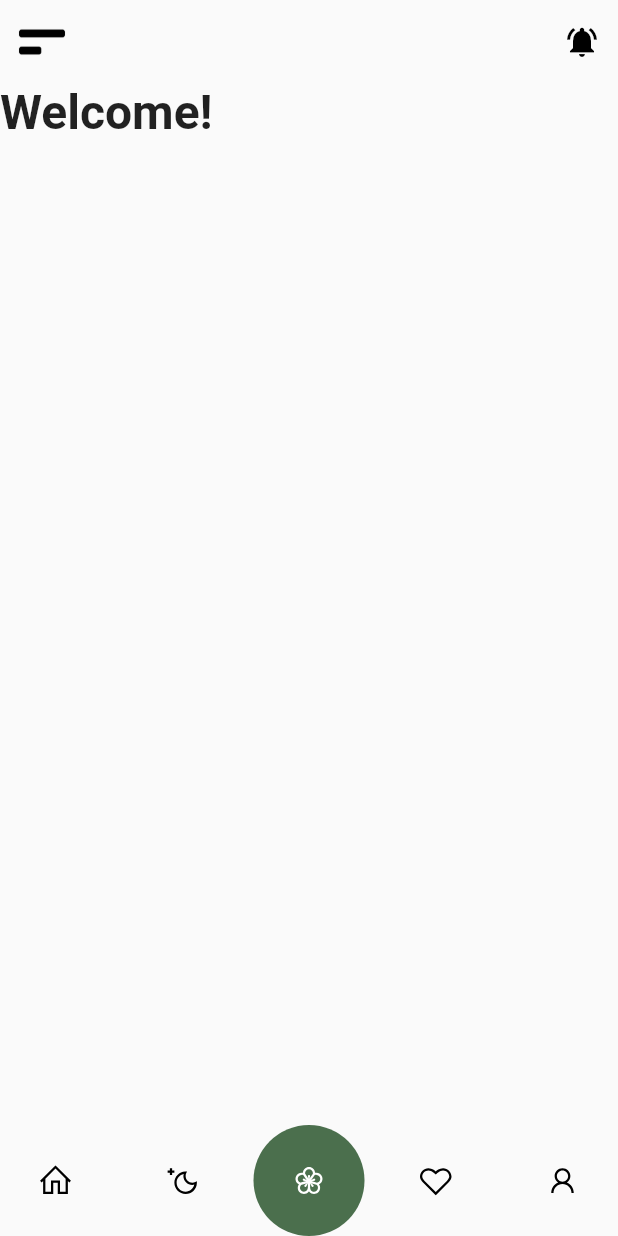
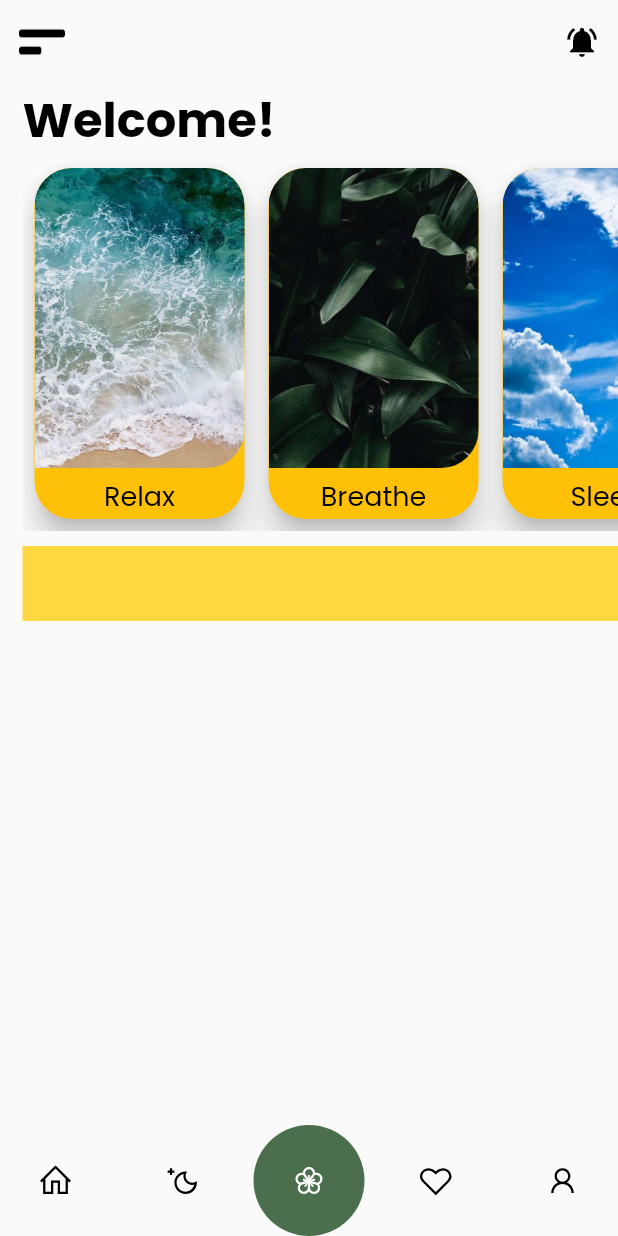
Before and after one commit to Maxvyr/meditation_app, a Flutter app: the screen it shows after launch, on a phone screen of 412 x 824 dp. Run offline on Flutter 3.47's test engine with Material 2 defaults, Android fonts, the phone set to English and light mode, and no system bars; drawn by our look-alikes of google_nav_bar; our stand-ins replace flutter_riverpod, google_fonts, line_icons.

Commit message:
:art: :sparkles: :lipstick: add list lesson meditation

```diff
--- a/lib/controller/custom_colors.dart
+++ b/lib/controller/custom_colors.dart
@@ -4,6 +4,7 @@ class CustomColor {
   static const Color greenMain = Color(0xff4b6f4d);
   static const Color black = Colors.black;
   static const Color white = Colors.white;
+  static const Color transparent = Colors.transparent;
   static Color green300 = Colors.green[300]!;
   static Color green100 = Colors.green[100]!;
 
--- a/lib/controller/custom_img.dart
+++ b/lib/controller/custom_img.dart
@@ -1,5 +1,17 @@
 import 'package:flutter/material.dart';
 
 class CustomImg {
-  static final iconDrawer = Image.asset("assets/img/iconDrawer.png");
+  static final iconDrawer = Image.asset("assets/img/icon_drawer.png");
+  static final relaxImgMediation = Image.asset(
+    "assets/img/relax_img.jpg",
+    fit: BoxFit.cover,
+  );
+  static final breatheImgMediation = Image.asset(
+    "assets/img/breathe_img.jpg",
+    fit: BoxFit.cover,
+  );
+  static final sleepImgMediation = Image.asset(
+    "assets/img/sleep_img.jpg",
+    fit: BoxFit.cover,
+  );
 }
--- a/lib/main.dart
+++ b/lib/main.dart
@@ -1,11 +1,17 @@
 import 'package:flutter/material.dart';
+import 'package:flutter_riverpod/flutter_riverpod.dart';
 import 'package:meditation_design_app/controller/custom_colors.dart';
 import 'package:meditation_design_app/views/main_controller.dart';
 
 // this exemple https://dribbble.com/shots/15805162-Meditation-App
+// https://cdn.dribbble.com/users/5031392/screenshots/15805162/media/34b72118ee3cf549e105cc99687f50fc.png
 
 void main() {
-  runApp(MyApp());
+  runApp(
+    ProviderScope(
+      child: MyApp(),
+    ),
+  );
 }
 
 class MyApp extends StatelessWidget {
--- /dev/null
+++ b/lib/models/lesson_meditation.dart
@@ -0,0 +1,17 @@
+import 'package:flutter/material.dart';
+
+class LessonMeditation {
+  late Image img;
+  late int timer;
+  late String title;
+  late String desc;
+  late bool isFav;
+
+  LessonMeditation({
+    required this.title,
+    required this.desc,
+    required this.img,
+    required this.timer,
+    this.isFav = false,
+  });
+}
--- /dev/null
+++ b/lib/repository/dummy_list.dart
@@ -0,0 +1,31 @@
+import 'dart:io';
+
+import 'package:meditation_design_app/controller/custom_img.dart';
+import 'package:meditation_design_app/models/lesson_meditation.dart';
+
+class DummyAPI {
+  static final LessonMeditation _relaxMeditation = LessonMeditation(
+    title: "Relax",
+    desc: "Release the tension",
+    img: CustomImg.relaxImgMediation,
+    timer: 180,
+  );
+  static final LessonMeditation _breatheMeditation = LessonMeditation(
+    title: "Breathe",
+    desc: "Nature",
+    img: CustomImg.breatheImgMediation,
+    timer: 500,
+  );
+  static final LessonMeditation _sleepMeditation = LessonMeditation(
+    title: "Sleep",
+    desc: "Perfect befor spend a good night",
+    img: CustomImg.sleepImgMediation,
+    timer: 360,
+  );
+
+  static List<LessonMeditation> dummyMeditationList = [
+    _relaxMeditation,
+    _breatheMeditation,
+    _sleepMeditation,
+  ];
+}
--- a/lib/views/mediations_page.dart
+++ b/lib/views/mediations_page.dart
@@ -1,38 +1,50 @@
 import 'package:flutter/foundation.dart';
 import 'package:flutter/material.dart';
-import 'package:flutter_riverpod/flutter_riverpod.dart';
+import 'package:meditation_design_app/repository/dummy_list.dart';
+import 'package:meditation_design_app/views/widget/card_tile.dart';
+import 'package:meditation_design_app/views/widget/text_custom.dart';
 
-class MeditationsPage extends StatelessWidget{
+class MeditationsPage extends StatelessWidget {
   const MeditationsPage({Key? key}) : super(key: key);
 
   @override
-  Widget build(BuildContext context) {
+  Widget build(BuildContext contexth) {
     // User Hero pour open Page
     return Scaffold(
       body: SafeArea(
-        child: Column(
-          crossAxisAlignment: CrossAxisAlignment.start,
-          children: const [
-            Text(
-              "Welcome!",
-              style: TextStyle(
+        child: Padding(
+          padding: const EdgeInsets.only(left: 15.0),
+          child: Column(
+            crossAxisAlignment: CrossAxisAlignment.start,
+            children: [
+              CustomText(
+                data: "Welcome!",
                 fontSize: 32.0,
                 fontWeight: FontWeight.w700,
               ),
-            ),
-            // ListView.builder(
-            //   itemCount: 12,
-            //   scrollDirection: Axis.horizontal,
-            //   shrinkWrap: true,
-            //   itemBuilder: (context, index) {
-            //     final card = Card(
-            //       child: Text("Bjr $index"),
-            //     );
+              SizedBox(
+                height: 250.0,
+                child: ListView.builder(
+                  itemCount: DummyAPI.dummyMeditationList.length,
+                  scrollDirection: Axis.horizontal,
+                  shrinkWrap: true,
+                  itemBuilder: (context, index) {
+                    final lessonMediation = DummyAPI.dummyMeditationList[index];
 
-            //     return card;
-            //   },
-            // ),
-          ],
+                    return CardCustom(lessonMeditation: lessonMediation);
+                  },
+                ),
+              ),
+              const SizedBox(
+                height: 10.0,
+              ),
+              Container(
+                height: 50.0,
+                width: double.infinity,
+                color: Colors.amberAccent,
+              ),
+            ],
+          ),
         ),
       ),
     );
--- /dev/null
+++ b/lib/views/widget/card_tile.dart
@@ -0,0 +1,47 @@
+import 'package:flutter/material.dart';
+import 'package:meditation_design_app/models/lesson_meditation.dart';
+import 'package:meditation_design_app/views/widget/text_custom.dart';
+
+class CardCustom extends StatelessWidget {
+  final LessonMeditation lessonMeditation;
+  const CardCustom({required this.lessonMeditation});
+
+  @override
+  Widget build(BuildContext context) {
+    var widthCard = 140.0;
+
+    return Card(
+      margin: const EdgeInsets.all(8.0),
+      color: Colors.amber,
+      elevation: 8.0,
+      shape: RoundedRectangleBorder(
+        borderRadius: BorderRadius.circular(
+          25.0,
+        ),
+      ),
+      child: SizedBox(
+        width: widthCard,
+        child: Column(
+          children: [
+            SizedBox(
+              height: 200.0,
+              width: widthCard,
+              child: ClipRRect(
+                borderRadius: const BorderRadius.only(
+                  topLeft: Radius.circular(25.0),
+                  topRight: Radius.circular(25.0),
+                  bottomRight: Radius.circular(25.0),
+                ),
+                child: lessonMeditation.img,
+              ),
+            ),
+            const SizedBox(height: 5.0),
+            CustomText(
+              data: lessonMeditation.title,
+            ),
+          ],
+        ),
+      ),
+    );
+  }
+}
--- /dev/null
+++ b/lib/views/widget/text_custom.dart
@@ -0,0 +1,35 @@
+import 'package:flutter/cupertino.dart';
+import 'package:google_fonts/google_fonts.dart';
+import 'package:meditation_design_app/controller/custom_colors.dart';
+
+class CustomText extends Text {
+  CustomText({
+    required String data,
+    double fontSize: 18.0,
+    Color color: CustomColor.black,
+    FontWeight fontWeight: FontWeight.normal,
+    Color colorShadow: CustomColor.transparent,
+    TextOverflow overflow: TextOverflow.ellipsis,
+    TextAlign alignement: TextAlign.left,
+    int maxLines: 1,
+  }) : super(
+          data,
+          textAlign: alignement,
+          overflow: overflow,
+          maxLines: maxLines,
+          style: GoogleFonts.poppins(
+            textStyle: TextStyle(
+              color: color,
+              fontWeight: fontWeight,
+              fontSize: fontSize,
+              shadows: [
+                Shadow(
+                  color: colorShadow,
+                  offset: const Offset(1, 1),
+                  blurRadius: 4.0,
+                ),
+              ],
+            ),
+          ),
+        );
+}
--- a/pubspec.yaml
+++ b/pubspec.yaml
@@ -27,6 +27,7 @@ dependencies:
   flutter_riverpod: ^0.14.0+3
   flutter_svg: ^0.22.0
   get: ^4.3.8
+  google_fonts: ^2.1.0
   google_nav_bar: ^5.0.5
   line_icons: ^2.0.1
 
```
Also changed, not shown: assets/img/breathe_img.jpg (added), assets/img/icon_drawer.png (renamed from assets/img/iconDrawer.png), assets/img/relax_img.jpg (added), assets/img/sleep_img.jpg (added), pubspec.lock.
